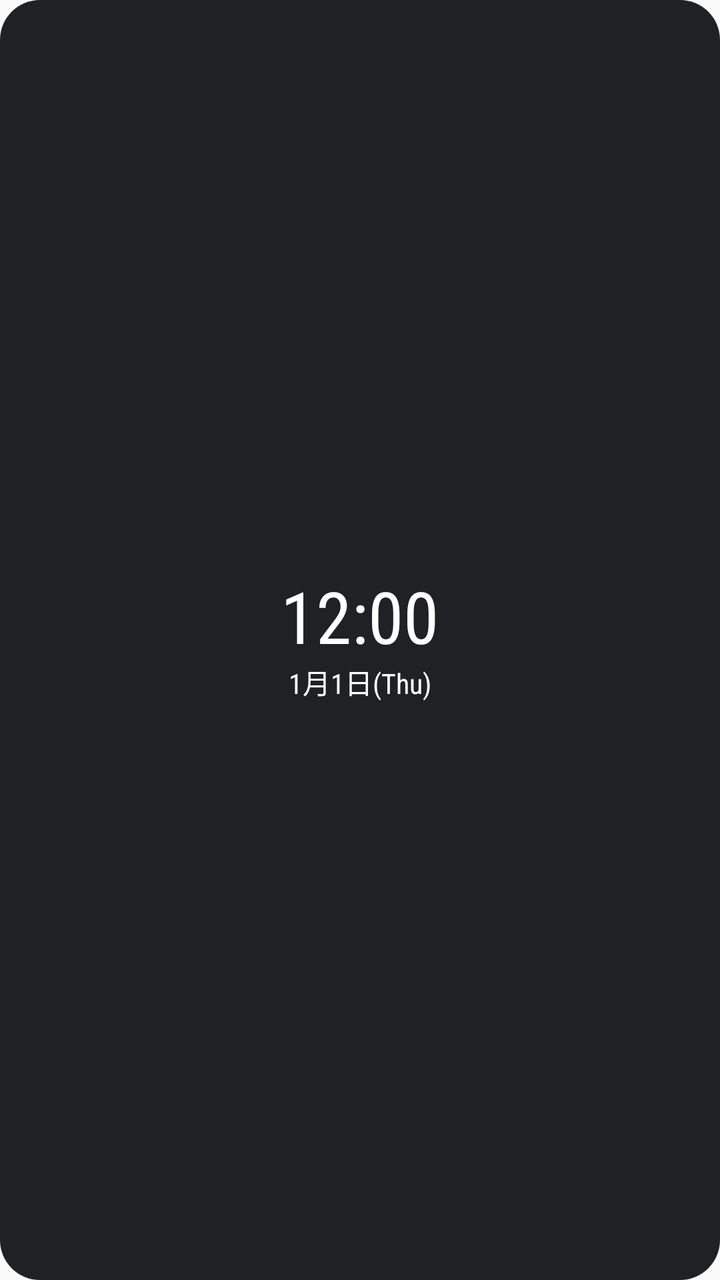
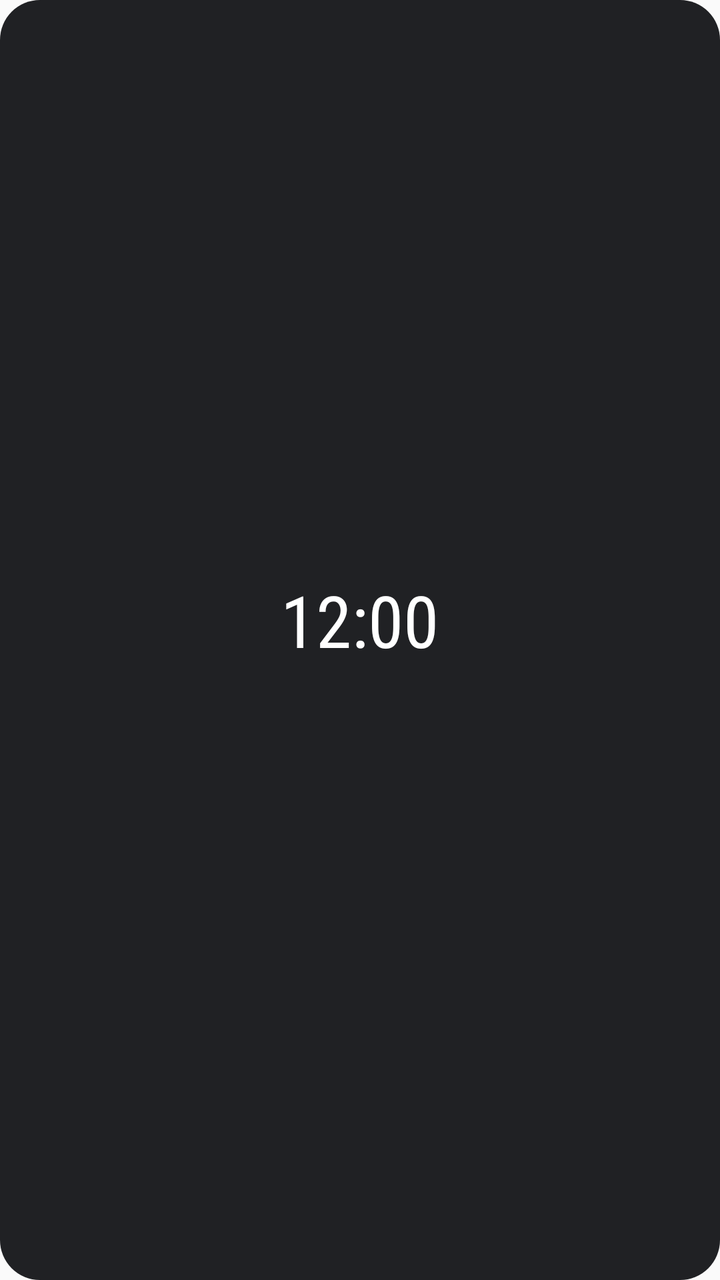

Two renders of the same Android screen: before a commit and after it. Below are the layout's source before the change and the commit's diff.
<!-- AndroidManifest.xml: application theme android:Theme.Material.Light.NoActionBar -->
<!-- res/layout/widget_cond.xml -->
<?xml version="1.0" encoding="utf-8"?>
<FrameLayout xmlns:android="http://schemas.android.com/apk/res/android"
    android:id="@+id/root"
    android:layout_width="match_parent"
    android:layout_height="match_parent">

    <ImageView
        android:id="@+id/bg"
        android:layout_width="match_parent"
        android:layout_height="match_parent"
        android:scaleType="fitXY"
        android:src="@drawable/widget_bg" />

    <LinearLayout
        android:layout_width="match_parent"
        android:layout_height="match_parent"
        android:gravity="center"
        android:id="@+id/content"
        android:orientation="vertical"
        android:padding="8dp">

        <TextClock
            android:id="@+id/time"
            android:fontFamily="sans-serif-condensed"
            android:layout_width="wrap_content"
            android:layout_height="wrap_content"
            android:format12Hour="h:mm"
            android:format24Hour="H:mm"
            android:includeFontPadding="false"
            android:maxLines="1"
            android:textColor="#FFFFFF"
            android:textSize="36sp" />

        <TextClock
            android:id="@+id/date"
            android:fontFamily="sans-serif-condensed"
            android:layout_width="wrap_content"
            android:layout_height="wrap_content"
            android:format12Hour="M月d日(E)"
            android:format24Hour="M月d日(E)"
            android:includeFontPadding="false"
            android:maxLines="1"
            android:textColor="#FFFFFF"
            android:textSize="14sp" />
    </LinearLayout>
</FrameLayout>
<!-- resources referenced by this layout -->
<resources>
  <!-- drawable widget_bg (drawable) -->
  <shape xmlns:android="http://schemas.android.com/apk/res/android" android:shape="rectangle">
      <solid android:color="#202124" />
      <corners android:radius="20dp" />
  </shape>
</resources>

<!-- the commit's change to res/layout/widget_cond.xml (unified diff, before → after) -->
@@ -12,18 +12,18 @@
         android:src="@drawable/widget_bg" />
 
     <LinearLayout
+        android:id="@+id/content"
         android:layout_width="match_parent"
         android:layout_height="match_parent"
         android:gravity="center"
-        android:id="@+id/content"
         android:orientation="vertical"
         android:padding="8dp">
 
         <TextClock
             android:id="@+id/time"
-            android:fontFamily="sans-serif-condensed"
             android:layout_width="wrap_content"
             android:layout_height="wrap_content"
+            android:fontFamily="sans-serif-condensed"
             android:format12Hour="h:mm"
             android:format24Hour="H:mm"
             android:includeFontPadding="false"
@@ -31,13 +31,11 @@
             android:textColor="#FFFFFF"
             android:textSize="36sp" />
 
-        <TextClock
+        <TextView
             android:id="@+id/date"
-            android:fontFamily="sans-serif-condensed"
             android:layout_width="wrap_content"
             android:layout_height="wrap_content"
-            android:format12Hour="M月d日(E)"
-            android:format24Hour="M月d日(E)"
+            android:fontFamily="sans-serif-condensed"
             android:includeFontPadding="false"
             android:maxLines="1"
             android:textColor="#FFFFFF"
